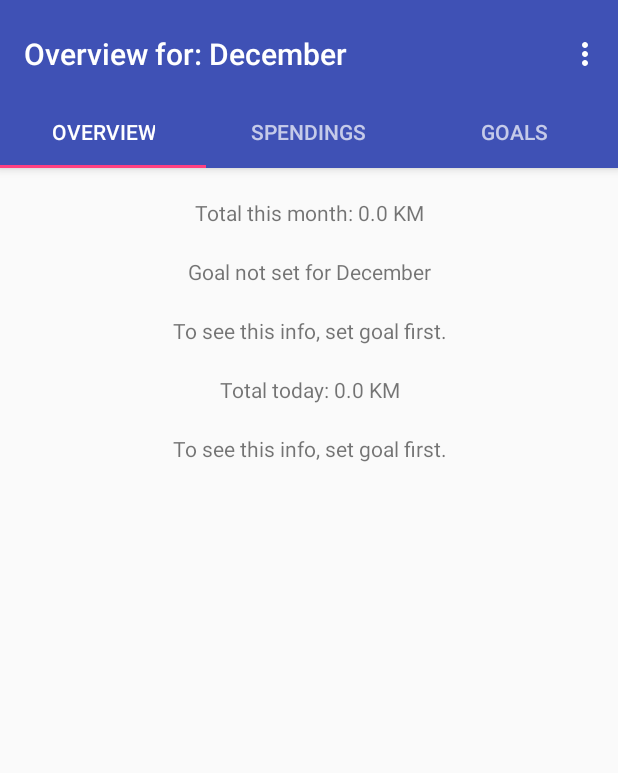
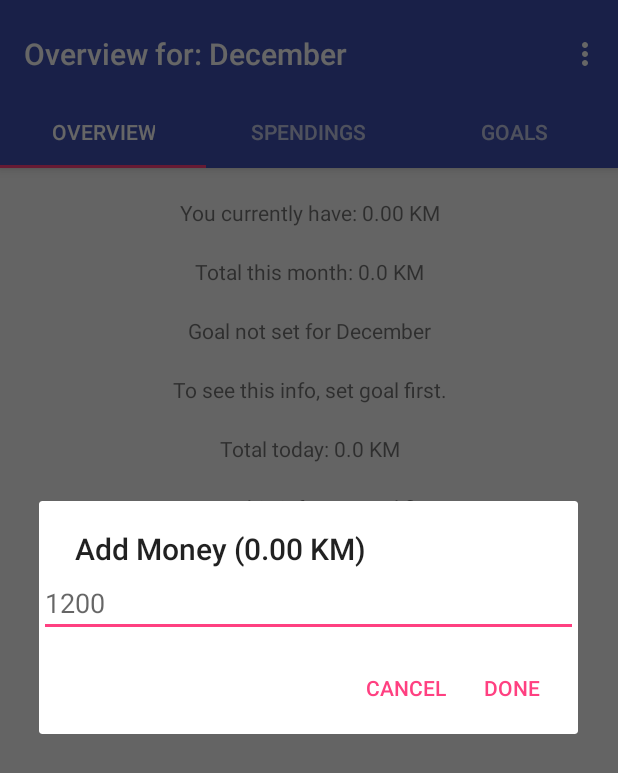
Before and after one commit to nhrnjic/SpendingsTracker, an Android app: the screen it shows after launch (ActivityMain), in the options menu, after a tap on "Add Money", on a phone screen of 412 x 824 dp. Shown: the top 773 px of the screen. Run offline under Robolectric (Android 15) with nearby library versions, the phone set to English and light mode, and no system bars; libraries missing offline, so code that uses them is left out: io.realm; 6 statements that could not run were skipped.

Commit message:
added ability to add and remove amount of money I have, added it to overview

```diff
--- /dev/null
+++ b/app/src/main/java/com/example/nihadhrnjic/spendingstracker/MoneyDialog.java
@@ -0,0 +1,100 @@
+package com.example.nihadhrnjic.spendingstracker;
+
+import android.app.Activity;
+import android.app.AlertDialog;
+import android.app.Dialog;
+import android.content.Context;
+import android.content.DialogInterface;
+import android.content.SharedPreferences;
+import android.os.Bundle;
+import android.support.annotation.NonNull;
+import android.text.Editable;
+import android.text.TextWatcher;
+import android.util.Log;
+import android.view.LayoutInflater;
+import android.view.View;
+import android.widget.EditText;
+
+/**
+ * Created by nihadhrnjic on 7/21/17.
+ */
+
+public class MoneyDialog extends android.support.v4.app.DialogFragment {
+
+    public static final String MONTH_INDEX_EXTRA = "month_name_extra";
+    private static final String ADD_MONEY_ARGS = "add_money_args";
+
+    private EditText mMoneyInput;
+    private String mMoney = "";
+    private boolean mAddMoney;
+
+    public static MoneyDialog newInstance(boolean addMoney){
+        MoneyDialog dialog = new MoneyDialog();
+        Bundle bundle = new Bundle();
+        bundle.putBoolean(ADD_MONEY_ARGS, addMoney);
+        dialog.setArguments(bundle);
+        return dialog;
+    }
+
+    @NonNull
+    @Override
+    public Dialog onCreateDialog(Bundle savedInstanceState) {
+
+        mAddMoney = getArguments().getBoolean(ADD_MONEY_ARGS, true);
+
+
+        View view = LayoutInflater.from(getActivity()).inflate(R.layout.dialog_add_money, null);
+        mMoneyInput = (EditText) view.findViewById(R.id.add_money_id);
+        mMoneyInput.addTextChangedListener(new TextWatcher() {
+            @Override
+            public void beforeTextChanged(CharSequence s, int start, int count, int after) {
+
+            }
+
+            @Override
+            public void onTextChanged(CharSequence s, int start, int before, int count) {
+                mMoney = s.toString();
+            }
+
+            @Override
+            public void afterTextChanged(Editable s) {
+
+            }
+        });
+
+        SharedPreferences sharedPref = getActivity().getPreferences(Context.MODE_PRIVATE);
+        float moneyTotal = sharedPref.getFloat("money_amount_key", 0);
+        String formatedMoneyTotal = String.format("%.2f", moneyTotal);
+        String title = "Add Money ("+formatedMoneyTotal+" KM)";
+
+        if(!mAddMoney){
+            title = "Remove Money ("+formatedMoneyTotal+" KM)";
+        }
+
+        AlertDialog.Builder builder = new AlertDialog.Builder(getActivity());
+        builder.setTitle(title)
+                .setView(view)
+                .setPositiveButton("Done", new DialogInterface.OnClickListener() {
+                    @Override
+                    public void onClick(DialogInterface dialog, int which) {
+                        updateMoney();
+                        getTargetFragment().onActivityResult(getTargetRequestCode(), Activity.RESULT_OK, null);
+                    }
+                })
+                .setNegativeButton("Cancel", null);
+
+        return builder.create();
+    }
+
+    private void updateMoney(){
+        SharedPreferences sharedPref = getActivity().getPreferences(Context.MODE_PRIVATE);
+        float currentMoneyTotal = sharedPref.getFloat("money_amount_key", 0);
+        SharedPreferences.Editor editor = sharedPref.edit();
+        if(mAddMoney){
+            editor.putFloat("money_amount_key", currentMoneyTotal + Float.valueOf(mMoney));
+        }else{
+            editor.putFloat("money_amount_key", currentMoneyTotal - Float.valueOf(mMoney));
+        }
+        editor.commit();
+    }
+}
--- /dev/null
+++ b/app/src/main/java/com/example/nihadhrnjic/spendingstracker/MoneyPreferences.java
@@ -0,0 +1,10 @@
+package com.example.nihadhrnjic.spendingstracker;
+
+/**
+ * Created by nihadhrnjic on 7/21/17.
+ */
+
+public class MoneyPreferences {
+
+
+}
--- a/app/src/main/java/com/example/nihadhrnjic/spendingstracker/OverviewFragment.java
+++ b/app/src/main/java/com/example/nihadhrnjic/spendingstracker/OverviewFragment.java
@@ -30,7 +30,10 @@ import io.realm.Realm;
 public class OverviewFragment extends Fragment {
 
     private static final String CHOOSE_MONTH_FRAGMENT = "choose_month_fragment";
+    private static final String ADD_MONEY_DIALOG = "add_money_dialog";
+
     private static final int CHOOSE_MONTH_CODE = 0;
+    private static final int UPDATE_MONEY_CODE = 1;
 
     private Overview mOverview;
     private int mTargetMonth;
@@ -40,6 +43,7 @@ public class OverviewFragment extends Fragment {
     private TextView mSpendingGoal;
     private TextView mCanSpendMonth;
     private TextView mCanSpendToday;
+    private TextView mTotalMoney;
 
     @Override
     public void onCreate(@Nullable Bundle savedInstanceState) {
@@ -70,7 +74,10 @@ public class OverviewFragment extends Fragment {
 
         switch (item.getItemId()){
             case R.id.add_money_id:
-                Log.d("MENU", "Add money");
+                openMoneyDialog(true);
+                return true;
+            case R.id.remove_money_id:
+                openMoneyDialog(false);
                 return true;
             case R.id.change_month_id:
                 changeOverviewMonth();
@@ -93,6 +100,10 @@ public class OverviewFragment extends Fragment {
                 mTargetMonth = newTargetMonth;
                 updateUI();
             }
+        }
+
+        if(requestCode == UPDATE_MONEY_CODE){
+            updateUI();
         }
     }
 
@@ -117,6 +128,11 @@ public class OverviewFragment extends Fragment {
         }
     }
 
+    private void setTotalMoney(){
+        String totalMoneyRounded = String.format("%.2f", mOverview.getTotalMoney(getActivity()));
+        mTotalMoney.setText(getString(R.string.total_money, totalMoneyRounded));
+    }
+
     private void setCanSpend(){
 
         if(mOverview.getTargetMonthGoal() <= 0){
@@ -135,6 +151,7 @@ public class OverviewFragment extends Fragment {
         setSpendingGoal();
         setTotalForMonth();
         setCanSpend();
+        setTotalMoney();
     }
 
     private void bindUIWidgets(View view){
@@ -143,6 +160,7 @@ public class OverviewFragment extends Fragment {
         mSpendingGoal = (TextView) view.findViewById(R.id.spending_goal_id);
         mCanSpendMonth = (TextView) view.findViewById(R.id.can_spend_month_id);
         mCanSpendToday = (TextView) view.findViewById(R.id.can_spend_today_id);
+        mTotalMoney = (TextView) view.findViewById(R.id.total_money_id);
     }
 
     private void changeOverviewMonth(){
@@ -150,4 +168,10 @@ public class OverviewFragment extends Fragment {
         monthPicker.setTargetFragment(this, CHOOSE_MONTH_CODE);
         monthPicker.show(getFragmentManager(), CHOOSE_MONTH_FRAGMENT);
     }
+
+    private void openMoneyDialog(boolean addMoney){
+        MoneyDialog moneyDialog = MoneyDialog.newInstance(addMoney);
+        moneyDialog.setTargetFragment(this, UPDATE_MONEY_CODE);
+        moneyDialog.show(getFragmentManager(), ADD_MONEY_DIALOG);
+    }
 }
--- a/app/src/main/java/com/example/nihadhrnjic/spendingstracker/models/Overview.java
+++ b/app/src/main/java/com/example/nihadhrnjic/spendingstracker/models/Overview.java
@@ -1,4 +1,8 @@
 package com.example.nihadhrnjic.spendingstracker.models;
+
+import android.app.Activity;
+import android.content.Context;
+import android.content.SharedPreferences;
 
 import org.joda.time.DateTime;
 
@@ -47,6 +51,11 @@ public class Overview {
         return calculateLeftToSpendToday();
     }
 
+    public float getTotalMoney(Activity activity){
+        SharedPreferences sharedPref = activity.getPreferences(Context.MODE_PRIVATE);
+        return sharedPref.getFloat("money_amount_key", 0);
+    }
+
     private double calculateMonthlyTotal(){
         DateTime monthBegin = new DateTime().withMonthOfYear(mTargetMonth).withDayOfMonth(1);
         DateTime monthEnd = monthBegin.plusMonths(1).minusDays(1);
@@ -88,5 +97,4 @@ public class Overview {
         double dailyAverage = getLeftToSpendThisMonth() / (daysLeftThisMonth + 1);
         return dailyAverage - getDailyTotal();
     }
-
 }
--- /dev/null
+++ b/app/src/main/res/layout/dialog_add_money.xml
@@ -0,0 +1,13 @@
+<?xml version="1.0" encoding="utf-8"?>
+<LinearLayout xmlns:android="http://schemas.android.com/apk/res/android"
+    android:orientation="vertical" android:layout_width="match_parent"
+    android:layout_height="match_parent">
+
+    <EditText
+        android:id="@+id/add_money_id"
+        android:layout_width="match_parent"
+        android:layout_height="wrap_content"
+        android:hint="1200"
+        android:inputType="numberDecimal"/>
+
+</LinearLayout>
--- a/app/src/main/res/layout/fragment_overview.xml
+++ b/app/src/main/res/layout/fragment_overview.xml
@@ -3,6 +3,13 @@
     android:orientation="vertical"
     android:layout_width="match_parent"
     android:layout_height="match_parent">
+
+    <TextView
+        android:id="@+id/total_money_id"
+        android:layout_width="match_parent"
+        android:layout_height="wrap_content"
+        android:layout_marginTop="20dp"
+        android:gravity="center_horizontal"/>
 
     <TextView
         android:id="@+id/total_amount_id"
--- a/app/src/main/res/menu/menu_activity_main.xml
+++ b/app/src/main/res/menu/menu_activity_main.xml
@@ -13,4 +13,11 @@
         android:orderInCategory="2"
         android:title="@string/add_money"
         />
+
+
+    <item
+        android:id="@+id/remove_money_id"
+        android:orderInCategory="3"
+        android:title="@string/remove_money"
+        />
 </menu>
--- a/app/src/main/res/values/strings.xml
+++ b/app/src/main/res/values/strings.xml
@@ -21,6 +21,10 @@
     <string name="title_activity_settings">Settings</string>
     <string name="change_month"> Change Month </string>
     <string name="add_money"> Add Money </string>
+    <string name="remove_money"> Remove Money </string>
+    <string name="money_dialog_add"> Add Money </string>
+    <string name="money_dialog_remove"> Remove Money </string>
+    <string name="money_preference_key"> money_amount_key </string>
 
 
     <!-- Strings related to overview -->
@@ -32,6 +36,7 @@
     <string name="left_to_spend_today"> Left to spend today: %1s </string>
     <string name="goal_not_set_general"> Goal not set for %1s </string>
     <string name="set_goal_warning"> To see this info, set goal first. </string>
+    <string name="total_money"> You currently have: %1s KM </string>
 
     <!-- Strings related to Settings -->
 
```
